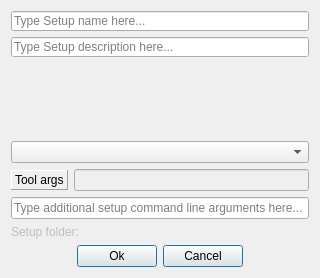
Old version of the form titan/ui/setup_form.ui in the repository Fijishi-Enterprises/GENO-Energy-Optimization.
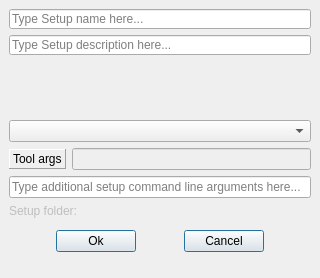
New version of the form.

Patch:
```diff
--- a/titan/ui/setup_form.ui
+++ b/titan/ui/setup_form.ui
@@ -23,6 +23,38 @@
    <string>Create Setup</string>
   </property>
   <layout class="QVBoxLayout" name="verticalLayout_2">
+   <property name="spacing">
+    <number>0</number>
+   </property>
+   <property name="leftMargin">
+    <number>0</number>
+   </property>
+   <property name="topMargin">
+    <number>0</number>
+   </property>
+   <property name="rightMargin">
+    <number>0</number>
+   </property>
+   <property name="bottomMargin">
+    <number>0</number>
+   </property>
+   <item>
+    <layout class="QVBoxLayout" name="verticalLayout">
+     <property name="spacing">
+      <number>6</number>
+     </property>
+     <property name="leftMargin">
+      <number>9</number>
+     </property>
+     <property name="topMargin">
+      <number>9</number>
+     </property>
+     <property name="rightMargin">
+      <number>9</number>
+     </property>
+     <property name="bottomMargin">
+      <number>0</number>
+     </property>
    <item>
     <widget class="QLineEdit" name="lineEdit_name">
      <property name="sizePolicy">
@@ -170,8 +202,6 @@
     </widget>
    </item>
    <item>
-    <layout class="QVBoxLayout" name="verticalLayout">
-     <item>
       <widget class="QLabel" name="label_setup_folder">
        <property name="enabled">
         <bool>false</bool>
@@ -193,19 +223,19 @@
      <item>
       <layout class="QHBoxLayout" name="horizontalLayout_2">
        <property name="spacing">
-        <number>6</number>
+        <number>0</number>
        </property>
        <property name="leftMargin">
         <number>0</number>
        </property>
        <property name="topMargin">
-        <number>0</number>
+        <number>6</number>
        </property>
        <property name="rightMargin">
         <number>0</number>
        </property>
        <property name="bottomMargin">
-        <number>0</number>
+        <number>6</number>
        </property>
        <item>
         <spacer name="horizontalSpacer">
@@ -230,6 +260,19 @@
          </property>
         </widget>
        </item>
+       <item>
+        <spacer name="horizontalSpacer_3">
+         <property name="orientation">
+          <enum>Qt::Horizontal</enum>
+         </property>
+         <property name="sizeHint" stdset="0">
+          <size>
+           <width>40</width>
+           <height>20</height>
+          </size>
+         </property>
+        </spacer>
+       </item>
        <item>
         <widget class="QPushButton" name="pushButton_cancel">
          <property name="text">
@@ -257,6 +300,35 @@
      </item>
     </layout>
    </item>
+   <item>
+    <layout class="QHBoxLayout" name="horizontalLayout_statusbar_placeholder">
+     <property name="bottomMargin">
+      <number>0</number>
+     </property>
+     <item>
+      <widget class="QWidget" name="widget_invisible_dummy" native="true">
+       <property name="sizePolicy">
+        <sizepolicy hsizetype="Fixed" vsizetype="Fixed">
+         <horstretch>0</horstretch>
+         <verstretch>0</verstretch>
+        </sizepolicy>
+       </property>
+       <property name="minimumSize">
+        <size>
+         <width>0</width>
+         <height>20</height>
+        </size>
+       </property>
+       <property name="maximumSize">
+        <size>
+         <width>0</width>
+         <height>20</height>
+        </size>
+       </property>
+      </widget>
+     </item>
+    </layout>
+   </item>
   </layout>
  </widget>
  <tabstops>
```
Left out of the diff: 1 changed line with no effect on the pictures. Lines whose indentation alone changed are shown as unchanged.
